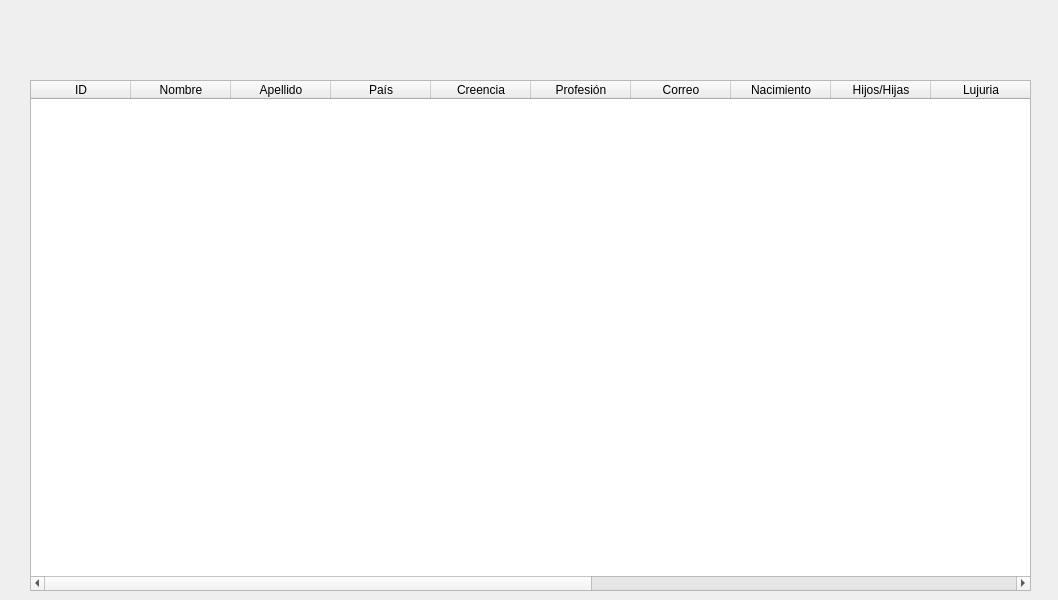
LightDragooon/Progra_2, file ventanainfopersonas.ui: the form before one commit.
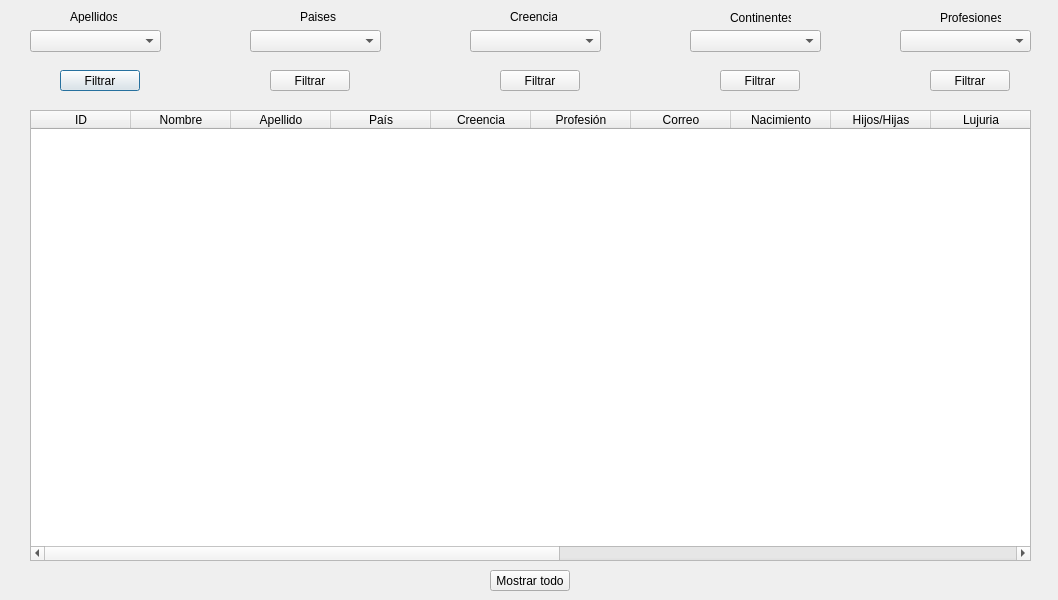
The form after the commit.

What changed in the file:
```diff
--- a/ventanainfopersonas.ui
+++ b/ventanainfopersonas.ui
@@ -17,9 +17,9 @@
    <property name="geometry">
     <rect>
      <x>30</x>
-     <y>80</y>
+     <y>110</y>
      <width>1001</width>
-     <height>511</height>
+     <height>451</height>
     </rect>
    </property>
    <property name="sortingEnabled">
@@ -108,6 +108,204 @@
      <string>Soberbia</string>
     </property>
    </column>
+   <column>
+    <property name="text">
+     <string>Suma Pecados</string>
+    </property>
+   </column>
+  </widget>
+  <widget class="QComboBox" name="filtProfesiones">
+   <property name="geometry">
+    <rect>
+     <x>900</x>
+     <y>30</y>
+     <width>131</width>
+     <height>22</height>
+    </rect>
+   </property>
+  </widget>
+  <widget class="QComboBox" name="filtPaises">
+   <property name="geometry">
+    <rect>
+     <x>250</x>
+     <y>30</y>
+     <width>131</width>
+     <height>22</height>
+    </rect>
+   </property>
+  </widget>
+  <widget class="QComboBox" name="filtCreencias">
+   <property name="geometry">
+    <rect>
+     <x>470</x>
+     <y>30</y>
+     <width>131</width>
+     <height>22</height>
+    </rect>
+   </property>
+  </widget>
+  <widget class="QComboBox" name="filtApellidos">
+   <property name="geometry">
+    <rect>
+     <x>30</x>
+     <y>30</y>
+     <width>131</width>
+     <height>22</height>
+    </rect>
+   </property>
+  </widget>
+  <widget class="QComboBox" name="filtContinentes">
+   <property name="geometry">
+    <rect>
+     <x>690</x>
+     <y>30</y>
+     <width>131</width>
+     <height>22</height>
+    </rect>
+   </property>
+  </widget>
+  <widget class="QLabel" name="label">
+   <property name="geometry">
+    <rect>
+     <x>70</x>
+     <y>10</y>
+     <width>47</width>
+     <height>13</height>
+    </rect>
+   </property>
+   <property name="text">
+    <string>Apellidos</string>
+   </property>
+  </widget>
+  <widget class="QLabel" name="label_2">
+   <property name="geometry">
+    <rect>
+     <x>300</x>
+     <y>10</y>
+     <width>47</width>
+     <height>13</height>
+    </rect>
+   </property>
+   <property name="text">
+    <string>Paises</string>
+   </property>
+  </widget>
+  <widget class="QLabel" name="label_3">
+   <property name="geometry">
+    <rect>
+     <x>510</x>
+     <y>10</y>
+     <width>47</width>
+     <height>13</height>
+    </rect>
+   </property>
+   <property name="text">
+    <string>Creencia</string>
+   </property>
+  </widget>
+  <widget class="QLabel" name="label_4">
+   <property name="geometry">
+    <rect>
+     <x>730</x>
+     <y>10</y>
+     <width>61</width>
+     <height>16</height>
+    </rect>
+   </property>
+   <property name="text">
+    <string>Continentes</string>
+   </property>
+  </widget>
+  <widget class="QLabel" name="label_5">
+   <property name="geometry">
+    <rect>
+     <x>940</x>
+     <y>10</y>
+     <width>61</width>
+     <height>16</height>
+    </rect>
+   </property>
+   <property name="text">
+    <string>Profesiones</string>
+   </property>
+  </widget>
+  <widget class="QPushButton" name="pushButton">
+   <property name="geometry">
+    <rect>
+     <x>60</x>
+     <y>70</y>
+     <width>80</width>
+     <height>21</height>
+    </rect>
+   </property>
+   <property name="text">
+    <string>Filtrar</string>
+   </property>
+  </widget>
+  <widget class="QPushButton" name="pushButton_2">
+   <property name="geometry">
+    <rect>
+     <x>270</x>
+     <y>70</y>
+     <width>80</width>
+     <height>21</height>
+    </rect>
+   </property>
+   <property name="text">
+    <string>Filtrar</string>
+   </property>
+  </widget>
+  <widget class="QPushButton" name="pushButton_3">
+   <property name="geometry">
+    <rect>
+     <x>500</x>
+     <y>70</y>
+     <width>80</width>
+     <height>21</height>
+    </rect>
+   </property>
+   <property name="text">
+    <string>Filtrar</string>
+   </property>
+  </widget>
+  <widget class="QPushButton" name="pushButton_4">
+   <property name="geometry">
+    <rect>
+     <x>720</x>
+     <y>70</y>
+     <width>80</width>
+     <height>21</height>
+    </rect>
+   </property>
+   <property name="text">
+    <string>Filtrar</string>
+   </property>
+  </widget>
+  <widget class="QPushButton" name="pushButton_5">
+   <property name="geometry">
+    <rect>
+     <x>930</x>
+     <y>70</y>
+     <width>80</width>
+     <height>21</height>
+    </rect>
+   </property>
+   <property name="text">
+    <string>Filtrar</string>
+   </property>
+  </widget>
+  <widget class="QPushButton" name="pushButton_6">
+   <property name="geometry">
+    <rect>
+     <x>490</x>
+     <y>570</y>
+     <width>80</width>
+     <height>21</height>
+    </rect>
+   </property>
+   <property name="text">
+    <string>Mostrar todo</string>
+   </property>
   </widget>
  </widget>
  <resources/>
```
